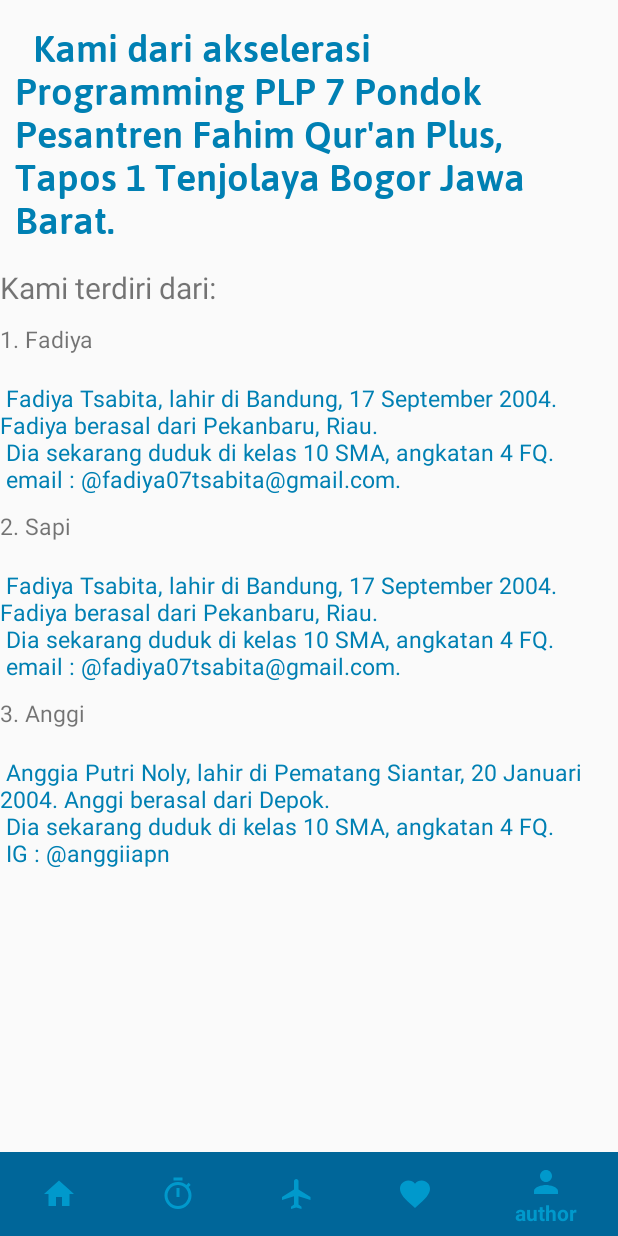
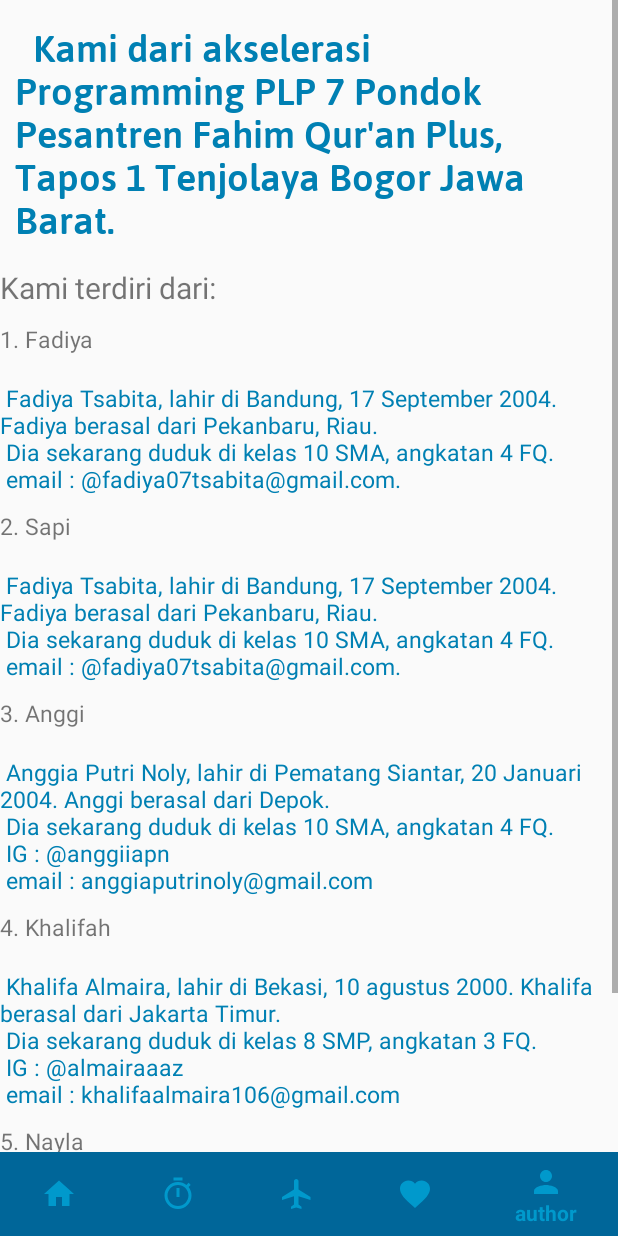
Before and after one commit to anggiii/tanggal-waktu, an Android app: the screen it shows after launch (Navigation), item 5 of the bottom bar chosen, on a phone screen of 412 x 824 dp. Run offline under Robolectric (Android 15) with nearby library versions, the phone set to English and light mode, and no system bars; our stand-ins replace Volley; network calls fail.

Commit message:
tanggal waktu2

```diff
--- a/app/src/main/res/layout/author.xml
+++ b/app/src/main/res/layout/author.xml
@@ -1,6 +1,7 @@
 <?xml version="1.0" encoding="utf-8"?>
 <RelativeLayout xmlns:android="http://schemas.android.com/apk/res/android"
     xmlns:app="http://schemas.android.com/apk/res-auto"
+    xmlns:tools="http://schemas.android.com/tools"
     android:layout_width="match_parent"
     android:layout_height="match_parent"
         android:orientation="vertical">
@@ -90,6 +91,65 @@
                 android:layout_below="@id/anggi"
                 android:textSize="15sp"/>
 
+            <TextView
+                android:id="@+id/khal"
+                android:layout_width="wrap_content"
+                android:layout_height="wrap_content"
+                android:text="@string/khalipah"
+                android:layout_below="@id/nolay"
+                android:paddingTop="10dp"
+                android:textSize="15sp"/>
+
+            <TextView
+                android:id="@+id/khalipah"
+                android:layout_width="wrap_content"
+                android:layout_height="wrap_content"
+                android:text="@string/khal"
+                android:textColor="@color/huruf"
+                android:layout_below="@id/khal"
+                android:textSize="15sp"/>
+
+            <TextView
+                android:id="@+id/nay"
+                android:layout_width="wrap_content"
+                android:layout_height="wrap_content"
+                android:text="@string/nay"
+                android:layout_below="@id/khalipah"
+                android:paddingTop="10dp"
+                android:textSize="15sp"/>
+
+            <TextView
+                android:id="@+id/nayla"
+                android:layout_width="wrap_content"
+                android:layout_height="wrap_content"
+                android:text="@string/nayla"
+                android:textColor="@color/huruf"
+                android:layout_below="@id/nay"
+                android:textSize="15sp"/>
+
+            <TextView
+                android:id="@+id/ustdzh"
+                android:layout_width="wrap_content"
+                android:layout_height="wrap_content"
+                android:text="@string/ustzh"
+                android:textColor="@color/huruf"
+                android:layout_below="@id/nayla"
+                android:textSize="15sp"
+                android:paddingTop="10dp"/>
+
+            <TextView
+                android:id="@+id/halo"
+                android:layout_width="wrap_content"
+                android:layout_height="wrap_content"
+                android:layout_below="@id/ustdzh"
+                android:layout_alignParentEnd="true"
+                android:layout_marginEnd="41dp"
+                android:paddingTop="10dp"
+                android:paddingBottom="60dp"
+                android:text="@string/manfaat"
+                android:textSize="17sp"
+                tools:ignore="RtlSymmetry" />
+
 
         </RelativeLayout>
     </ScrollView>
--- a/app/src/main/res/values/strings.xml
+++ b/app/src/main/res/values/strings.xml
@@ -116,7 +116,29 @@
         \n Anggia Putri Noly, lahir di Pematang Siantar, 20 Januari 2004. Anggi berasal dari Depok.
         \n Dia sekarang duduk di kelas 10 SMA, angkatan 4 FQ.
         \n IG : @anggiiapn
+        \n email : anggiaputrinoly@gmail.com
     </string>
+    <string name="khalipah">
+        4. Khalifah
+    </string>
+    <string name="khal">
+        \n Khalifa Almaira, lahir di Bekasi, 10 agustus 2000. Khalifa berasal dari Jakarta Timur.
+        \n Dia sekarang duduk di kelas 8 SMP, angkatan 3 FQ.
+        \n IG : @almairaaaz
+        \n email : khalifaalmaira106@gmail.com
+    </string>
+    <string name="nay">
+        5. Nayla
+    </string>
+    <string name="nayla">
+        \n Nayla Dhiaulhaq Hidayat, lahir di Duri, 28 september 2005. Nayla berasal dari Depok.
+        \n Dia sekarang duduk di kelas 8 SMP, angkatan 3 FQ.
+        \n IG : @nayla.hdyt
+        \n email : nayladh76@gmail.com
+    </string>
+    <string name="ustzh"> Mereka di ampuh oleh Ustadzah Didah, guru IT yang berasal dari Bogor.
+    </string>
+    <string name="manfaat"> Semoga Aplikasi yang kami buat bermanfaat :) </string>
     <string name="ihram">Ihram di Miqot</string>
 
     <string-array name="mencari">
```
